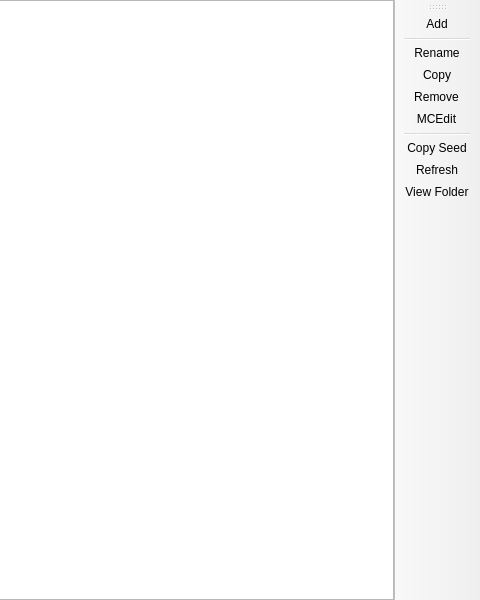
Before: the Qt Designer form application/pages/instance/WorldListPage.ui in FreesmTeam/FreesmLauncher, drawn with Qt 5; both pictures show x 320 to 800 and y 0 to 600 of the 800 by 600 pixel window.
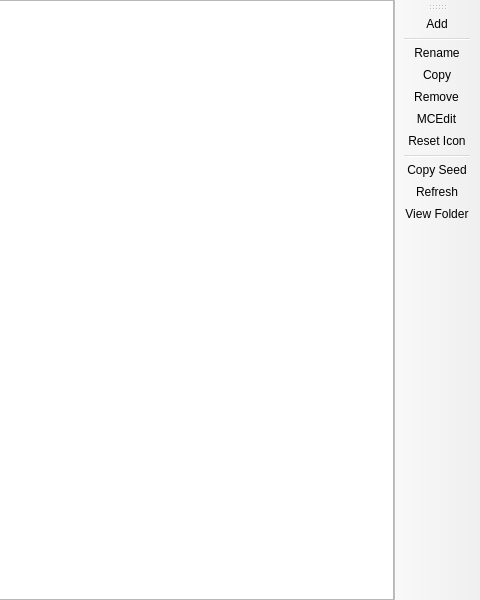
After: the same form once the commit is applied. Custom widgets are drawn as their Qt base class.

Commit message: NOISSUE Add world icons and world icon reset button

Patch:
```diff
--- a/application/pages/instance/WorldListPage.ui
+++ b/application/pages/instance/WorldListPage.ui
@@ -79,6 +79,7 @@
    <addaction name="actionCopy"/>
    <addaction name="actionRemove"/>
    <addaction name="actionMCEdit"/>
+   <addaction name="actionReset_Icon"/>
    <addaction name="separator"/>
    <addaction name="actionCopy_Seed"/>
    <addaction name="actionRefresh"/>
@@ -124,6 +125,14 @@
     <string>View Folder</string>
    </property>
   </action>
+  <action name="actionReset_Icon">
+   <property name="text">
+    <string>Reset Icon</string>
+   </property>
+   <property name="toolTip">
+    <string>Remove world icon to make the game re-generate it on next load.</string>
+   </property>
+  </action>
  </widget>
  <customwidgets>
   <customwidget>
```
Left out of the diff: 6 changed lines with no effect on the pictures. The commit also changes 6 other files.
